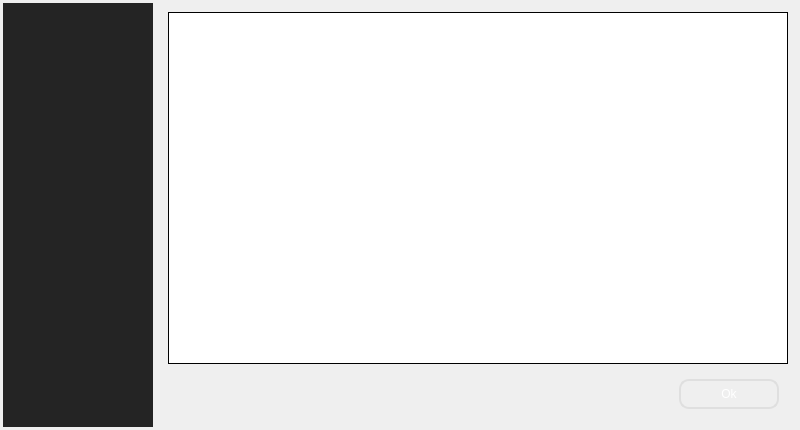
jahshaka/Studio, file src/dialogs/aboutdialog.ui: the form before one commit.
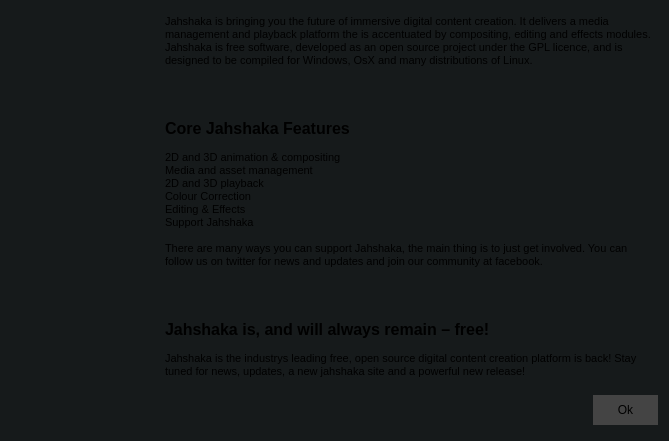
The form after the commit. Icons and pictures are not drawn.

Commit message: Update user facing dialogs

Diff of the .ui file:
```diff
--- a/src/dialogs/aboutdialog.ui
+++ b/src/dialogs/aboutdialog.ui
@@ -6,48 +6,55 @@
    <rect>
     <x>0</x>
     <y>0</y>
-    <width>800</width>
-    <height>430</height>
+    <width>669</width>
+    <height>441</height>
    </rect>
   </property>
   <property name="sizePolicy">
-   <sizepolicy hsizetype="Fixed" vsizetype="Fixed">
+   <sizepolicy hsizetype="Preferred" vsizetype="Preferred">
     <horstretch>0</horstretch>
     <verstretch>0</verstretch>
    </sizepolicy>
   </property>
   <property name="minimumSize">
    <size>
-    <width>700</width>
-    <height>430</height>
+    <width>0</width>
+    <height>0</height>
    </size>
   </property>
   <property name="maximumSize">
    <size>
-    <width>800</width>
-    <height>430</height>
+    <width>16777215</width>
+    <height>16777215</height>
    </size>
   </property>
   <property name="windowTitle">
    <string>Dialog</string>
   </property>
-  <layout class="QHBoxLayout" name="horizontalLayout">
-   <property name="leftMargin">
-    <number>3</number>
+  <property name="styleSheet">
+   <string notr="true">#AboutDialog {
+	background: rgb(22, 26, 27);
+}
+
+QPushButton {
+	border: 0;
+	background: #444;
+	padding: 8px 24px;
+}
+
+QPushButton:hover {
+	background: #555;
+}
+</string>
+  </property>
+  <layout class="QGridLayout" name="gridLayout_4">
+   <property name="spacing">
+    <number>0</number>
    </property>
-   <property name="topMargin">
-    <number>3</number>
-   </property>
-   <property name="rightMargin">
-    <number>3</number>
-   </property>
-   <property name="bottomMargin">
-    <number>3</number>
-   </property>
-   <item>
+   <item row="0" column="0">
     <widget class="QWidget" name="widget_3" native="true">
      <property name="sizePolicy">
-      <sizepolicy hsizetype="Fixed" vsizetype="Preferred">
+      <sizepolicy hsizetype="Preferred" vsizetype="Preferred">
        <horstretch>0</horstretch>
        <verstretch>0</verstretch>
       </sizepolicy>
@@ -58,18 +65,61 @@
        <height>0</height>
       </size>
      </property>
-     <property name="styleSheet">
-      <string notr="true">background-color: rgb(36, 36, 36);
-background-image: url(:/app/images/sidepanelimage_info.jpg);
-background-repeat: no-repeat;</string>
-     </property>
+     <layout class="QVBoxLayout" name="verticalLayout_2">
+      <property name="spacing">
+       <number>0</number>
+      </property>
+      <property name="leftMargin">
+       <number>0</number>
+      </property>
+      <property name="topMargin">
+       <number>0</number>
+      </property>
+      <property name="rightMargin">
+       <number>0</number>
+      </property>
+      <property name="bottomMargin">
+       <number>0</number>
+      </property>
+      <item>
+       <widget class="QLabel" name="label">
+        <property name="text">
+         <string/>
+        </property>
+        <property name="pixmap">
+         <pixmap resource="../../images.qrc">:/app/images/sidepanelimage.jpg</pixmap>
+        </property>
+        <property name="scaledContents">
+         <bool>true</bool>
+        </property>
+       </widget>
+      </item>
+     </layout>
     </widget>
    </item>
-   <item>
+   <item row="0" column="1">
     <widget class="QWidget" name="widget_4" native="true">
      <layout class="QGridLayout" name="gridLayout_2">
+      <property name="leftMargin">
+       <number>0</number>
+      </property>
+      <property name="topMargin">
+       <number>0</number>
+      </property>
+      <property name="rightMargin">
+       <number>0</number>
+      </property>
+      <property name="bottomMargin">
+       <number>0</number>
+      </property>
+      <property name="spacing">
+       <number>0</number>
+      </property>
       <item row="0" column="0">
        <layout class="QVBoxLayout" name="verticalLayout">
+        <property name="spacing">
+         <number>0</number>
+        </property>
         <item>
          <widget class="QWidget" name="widget" native="true">
           <layout class="QGridLayout" name="gridLayout">
@@ -91,30 +141,53 @@
            <item row="0" column="0">
             <widget class="QTextBrowser" name="textBrowser">
              <property name="styleSheet">
-              <string notr="true">color: white;
-border: 1px solid black;</string>
+              <string notr="true">background: rgb(22, 26, 27)</string>
+             </property>
+             <property name="frameShape">
+              <enum>QFrame::NoFrame</enum>
+             </property>
+             <property name="frameShadow">
+              <enum>QFrame::Plain</enum>
+             </property>
+             <property name="lineWidth">
+              <number>0</number>
+             </property>
+             <property name="autoFormatting">
+              <set>QTextEdit::AutoNone</set>
+             </property>
+             <property name="lineWrapMode">
+              <enum>QTextEdit::WidgetWidth</enum>
+             </property>
+             <property name="readOnly">
+              <bool>true</bool>
              </property>
              <property name="html">
               <string>&lt;!DOCTYPE HTML PUBLIC &quot;-//W3C//DTD HTML 4.0//EN&quot; &quot;http://www.w3.org/TR/REC-html40/strict.dtd&quot;&gt;
 &lt;html&gt;&lt;head&gt;&lt;meta name=&quot;qrichtext&quot; content=&quot;1&quot; /&gt;&lt;style type=&quot;text/css&quot;&gt;
 p, li { white-space: pre-wrap; }
-&lt;/style&gt;&lt;/head&gt;&lt;body style=&quot; font-family:'MS Shell Dlg 2'; font-size:8.25pt; font-weight:400; font-style:normal;&quot;&gt;
-&lt;p align=&quot;center&quot; style=&quot; margin-top:0px; margin-bottom:0px; margin-left:0px; margin-right:0px; -qt-block-indent:0; text-indent:0px;&quot;&gt;Jahshaka is bringing you the future of immersive digital content creation. It delivers a media management and playback platform the is accentuated by compositing, editing and effects modules. Jahshaka is free software, developed as an open source project under the GPL licence, and is designed to be compiled for Windows, OsX and many distributions of Linux.&lt;/p&gt;
-&lt;p align=&quot;center&quot; style=&quot;-qt-paragraph-type:empty; margin-top:0px; margin-bottom:0px; margin-left:0px; margin-right:0px; -qt-block-indent:0; text-indent:0px;&quot;&gt;&lt;br /&gt;&lt;/p&gt;
-&lt;p align=&quot;center&quot; style=&quot; margin-top:0px; margin-bottom:0px; margin-left:0px; margin-right:0px; -qt-block-indent:0; text-indent:0px;&quot;&gt;&lt;span style=&quot; font-size:12pt; font-weight:600;&quot;&gt;Core Jahshaka Features&lt;/span&gt;&lt;/p&gt;
-&lt;p align=&quot;center&quot; style=&quot;-qt-paragraph-type:empty; margin-top:0px; margin-bottom:0px; margin-left:0px; margin-right:0px; -qt-block-indent:0; text-indent:0px;&quot;&gt;&lt;br /&gt;&lt;/p&gt;
-&lt;p align=&quot;center&quot; style=&quot; margin-top:0px; margin-bottom:0px; margin-left:0px; margin-right:0px; -qt-block-indent:0; text-indent:0px;&quot;&gt;2D and 3D animation &amp;amp; compositing&lt;/p&gt;
-&lt;p align=&quot;center&quot; style=&quot; margin-top:0px; margin-bottom:0px; margin-left:0px; margin-right:0px; -qt-block-indent:0; text-indent:0px;&quot;&gt;Media and asset management&lt;/p&gt;
-&lt;p align=&quot;center&quot; style=&quot; margin-top:0px; margin-bottom:0px; margin-left:0px; margin-right:0px; -qt-block-indent:0; text-indent:0px;&quot;&gt;2D and 3D playback&lt;/p&gt;
-&lt;p align=&quot;center&quot; style=&quot; margin-top:0px; margin-bottom:0px; margin-left:0px; margin-right:0px; -qt-block-indent:0; text-indent:0px;&quot;&gt;Colour Correction&lt;/p&gt;
-&lt;p align=&quot;center&quot; style=&quot; margin-top:0px; margin-bottom:0px; margin-left:0px; margin-right:0px; -qt-block-indent:0; text-indent:0px;&quot;&gt;Editing &amp;amp; Effects&lt;/p&gt;
-&lt;p align=&quot;center&quot; style=&quot; margin-top:0px; margin-bottom:0px; margin-left:0px; margin-right:0px; -qt-block-indent:0; text-indent:0px;&quot;&gt;Support Jahshaka&lt;/p&gt;
-&lt;p align=&quot;center&quot; style=&quot;-qt-paragraph-type:empty; margin-top:0px; margin-bottom:0px; margin-left:0px; margin-right:0px; -qt-block-indent:0; text-indent:0px;&quot;&gt;&lt;br /&gt;&lt;/p&gt;
-&lt;p align=&quot;center&quot; style=&quot; margin-top:0px; margin-bottom:0px; margin-left:0px; margin-right:0px; -qt-block-indent:0; text-indent:0px;&quot;&gt;There are many ways you can support Jahshaka, the main thing is to just get involved. You can follow us on twitter for news and updates and join our community at facebook.&lt;/p&gt;
-&lt;p align=&quot;center&quot; style=&quot;-qt-paragraph-type:empty; margin-top:0px; margin-bottom:0px; margin-left:0px; margin-right:0px; -qt-block-indent:0; text-indent:0px;&quot;&gt;&lt;br /&gt;&lt;/p&gt;
-&lt;p align=&quot;center&quot; style=&quot; margin-top:0px; margin-bottom:0px; margin-left:0px; margin-right:0px; -qt-block-indent:0; text-indent:0px;&quot;&gt;&lt;span style=&quot; font-size:12pt; font-weight:600;&quot;&gt;Jahshaka is, and will always remain – free!&lt;/span&gt;&lt;/p&gt;
-&lt;p align=&quot;center&quot; style=&quot;-qt-paragraph-type:empty; margin-top:0px; margin-bottom:0px; margin-left:0px; margin-right:0px; -qt-block-indent:0; text-indent:0px;&quot;&gt;&lt;br /&gt;&lt;/p&gt;
-&lt;p align=&quot;center&quot; style=&quot; margin-top:0px; margin-bottom:0px; margin-left:0px; margin-right:0px; -qt-block-indent:0; text-indent:0px;&quot;&gt;Jahshaka is the industrys leading free, open source digital content creation platform is back! Stay tuned for news, updates, a new jahshaka site and a powerful new 3.0 release!&lt;/p&gt;&lt;/body&gt;&lt;/html&gt;</string>
+&lt;/style&gt;&lt;/head&gt;&lt;body style=&quot; font-family:'MS Shell Dlg 2'; font-size:8pt; font-weight:400; font-style:normal;&quot;&gt;
+&lt;p style=&quot; margin-top:0px; margin-bottom:0px; margin-left:0px; margin-right:0px; -qt-block-indent:0; text-indent:0px;&quot;&gt;&lt;span style=&quot; font-size:8.25pt;&quot;&gt;Jahshaka is bringing you the future of immersive digital content creation. It delivers a media management and playback platform the is accentuated by compositing, editing and effects modules. Jahshaka is free software, developed as an open source project under the GPL licence, and is designed to be compiled for Windows, OsX and many distributions of Linux.&lt;/span&gt;&lt;/p&gt;
+&lt;p style=&quot;-qt-paragraph-type:empty; margin-top:0px; margin-bottom:0px; margin-left:0px; margin-right:0px; -qt-block-indent:0; text-indent:0px; font-size:8.25pt;&quot;&gt;&lt;br /&gt;&lt;/p&gt;
+&lt;p style=&quot;-qt-paragraph-type:empty; margin-top:0px; margin-bottom:0px; margin-left:0px; margin-right:0px; -qt-block-indent:0; text-indent:0px; font-size:8.25pt;&quot;&gt;&lt;br /&gt;&lt;/p&gt;
+&lt;p style=&quot;-qt-paragraph-type:empty; margin-top:0px; margin-bottom:0px; margin-left:0px; margin-right:0px; -qt-block-indent:0; text-indent:0px; font-size:8.25pt;&quot;&gt;&lt;br /&gt;&lt;/p&gt;
+&lt;p style=&quot;-qt-paragraph-type:empty; margin-top:0px; margin-bottom:0px; margin-left:0px; margin-right:0px; -qt-block-indent:0; text-indent:0px; font-size:8.25pt;&quot;&gt;&lt;br /&gt;&lt;/p&gt;
+&lt;p style=&quot; margin-top:0px; margin-bottom:0px; margin-left:0px; margin-right:0px; -qt-block-indent:0; text-indent:0px;&quot;&gt;&lt;span style=&quot; font-size:12pt; font-weight:600;&quot;&gt;Core Jahshaka Features&lt;/span&gt;&lt;/p&gt;
+&lt;p style=&quot;-qt-paragraph-type:empty; margin-top:0px; margin-bottom:0px; margin-left:0px; margin-right:0px; -qt-block-indent:0; text-indent:0px; font-size:8.25pt;&quot;&gt;&lt;br /&gt;&lt;/p&gt;
+&lt;p style=&quot; margin-top:0px; margin-bottom:0px; margin-left:0px; margin-right:0px; -qt-block-indent:0; text-indent:0px;&quot;&gt;&lt;span style=&quot; font-size:8.25pt;&quot;&gt;2D and 3D animation &amp;amp; compositing&lt;/span&gt;&lt;/p&gt;
+&lt;p style=&quot; margin-top:0px; margin-bottom:0px; margin-left:0px; margin-right:0px; -qt-block-indent:0; text-indent:0px;&quot;&gt;&lt;span style=&quot; font-size:8.25pt;&quot;&gt;Media and asset management&lt;/span&gt;&lt;/p&gt;
+&lt;p style=&quot; margin-top:0px; margin-bottom:0px; margin-left:0px; margin-right:0px; -qt-block-indent:0; text-indent:0px;&quot;&gt;&lt;span style=&quot; font-size:8.25pt;&quot;&gt;2D and 3D playback&lt;/span&gt;&lt;/p&gt;
+&lt;p style=&quot; margin-top:0px; margin-bottom:0px; margin-left:0px; margin-right:0px; -qt-block-indent:0; text-indent:0px;&quot;&gt;&lt;span style=&quot; font-size:8.25pt;&quot;&gt;Colour Correction&lt;/span&gt;&lt;/p&gt;
+&lt;p style=&quot; margin-top:0px; margin-bottom:0px; margin-left:0px; margin-right:0px; -qt-block-indent:0; text-indent:0px;&quot;&gt;&lt;span style=&quot; font-size:8.25pt;&quot;&gt;Editing &amp;amp; Effects&lt;/span&gt;&lt;/p&gt;
+&lt;p style=&quot; margin-top:0px; margin-bottom:0px; margin-left:0px; margin-right:0px; -qt-block-indent:0; text-indent:0px;&quot;&gt;&lt;span style=&quot; font-size:8.25pt;&quot;&gt;Support Jahshaka&lt;/span&gt;&lt;/p&gt;
+&lt;p style=&quot;-qt-paragraph-type:empty; margin-top:0px; margin-bottom:0px; margin-left:0px; margin-right:0px; -qt-block-indent:0; text-indent:0px; font-size:8.25pt;&quot;&gt;&lt;br /&gt;&lt;/p&gt;
+&lt;p style=&quot; margin-top:0px; margin-bottom:0px; margin-left:0px; margin-right:0px; -qt-block-indent:0; text-indent:0px;&quot;&gt;&lt;span style=&quot; font-size:8.25pt;&quot;&gt;There are many ways you can support Jahshaka, the main thing is to just get involved. You can follow us on twitter for news and updates and join our community at facebook.&lt;/span&gt;&lt;/p&gt;
+&lt;p style=&quot;-qt-paragraph-type:empty; margin-top:0px; margin-bottom:0px; margin-left:0px; margin-right:0px; -qt-block-indent:0; text-indent:0px; font-size:8.25pt;&quot;&gt;&lt;br /&gt;&lt;/p&gt;
+&lt;p style=&quot;-qt-paragraph-type:empty; margin-top:0px; margin-bottom:0px; margin-left:0px; margin-right:0px; -qt-block-indent:0; text-indent:0px; font-size:8.25pt;&quot;&gt;&lt;br /&gt;&lt;/p&gt;
+&lt;p style=&quot;-qt-paragraph-type:empty; margin-top:0px; margin-bottom:0px; margin-left:0px; margin-right:0px; -qt-block-indent:0; text-indent:0px; font-size:8.25pt;&quot;&gt;&lt;br /&gt;&lt;/p&gt;
+&lt;p style=&quot;-qt-paragraph-type:empty; margin-top:0px; margin-bottom:0px; margin-left:0px; margin-right:0px; -qt-block-indent:0; text-indent:0px; font-size:8.25pt;&quot;&gt;&lt;br /&gt;&lt;/p&gt;
+&lt;p style=&quot; margin-top:0px; margin-bottom:0px; margin-left:0px; margin-right:0px; -qt-block-indent:0; text-indent:0px;&quot;&gt;&lt;span style=&quot; font-size:12pt; font-weight:600;&quot;&gt;Jahshaka is, and will always remain – free!&lt;/span&gt;&lt;/p&gt;
+&lt;p style=&quot;-qt-paragraph-type:empty; margin-top:0px; margin-bottom:0px; margin-left:0px; margin-right:0px; -qt-block-indent:0; text-indent:0px; font-size:8.25pt;&quot;&gt;&lt;br /&gt;&lt;/p&gt;
+&lt;p style=&quot; margin-top:0px; margin-bottom:0px; margin-left:0px; margin-right:0px; -qt-block-indent:0; text-indent:0px;&quot;&gt;&lt;span style=&quot; font-size:8.25pt;&quot;&gt;Jahshaka is the industrys leading free, open source digital content creation platform is back! Stay tuned for news, updates, a new jahshaka site and a powerful new release!&lt;/span&gt;&lt;/p&gt;&lt;/body&gt;&lt;/html&gt;</string>
              </property>
             </widget>
            </item>
@@ -136,6 +209,34 @@
            </size>
           </property>
           <layout class="QGridLayout" name="gridLayout_3">
+           <property name="leftMargin">
+            <number>0</number>
+           </property>
+           <property name="topMargin">
+            <number>0</number>
+           </property>
+           <property name="rightMargin">
+            <number>0</number>
+           </property>
+           <property name="bottomMargin">
+            <number>0</number>
+           </property>
+           <property name="spacing">
+            <number>0</number>
+           </property>
+           <item row="0" column="0">
+            <spacer name="horizontalSpacer">
+             <property name="orientation">
+              <enum>Qt::Horizontal</enum>
+             </property>
+             <property name="sizeHint" stdset="0">
+              <size>
+               <width>40</width>
+               <height>20</height>
+              </size>
+             </property>
+            </spacer>
+           </item>
            <item row="0" column="1">
             <widget class="QPushButton" name="okButton">
              <property name="sizePolicy">
@@ -146,32 +247,16 @@
              </property>
              <property name="minimumSize">
               <size>
-               <width>100</width>
-               <height>30</height>
+               <width>0</width>
+               <height>0</height>
               </size>
              </property>
              <property name="maximumSize">
               <size>
-               <width>500</width>
-               <height>300</height>
+               <width>16777215</width>
+               <height>16777215</height>
               </size>
              </property>
-             <property name="styleSheet">
-              <string notr="true">QPushButton
-{
-background-color: rgba(155, 155, 155,0);
-border-radius:10px;
-border: 2px solid  rgb(223, 223, 223);
-color: rgb(255, 255, 255);
-}
-QPushButton:hover
-{
-background-color: rgb(223, 223, 223);
-border: 2px solid  rgb(223, 223, 223);
-color: rgb(115, 115, 115);
-}
-</string>
-             </property>
              <property name="text">
               <string>Ok</string>
              </property>
```
Left out of the diff: 17 changed lines with no effect on the pictures. The commit also changes 4 other files.
